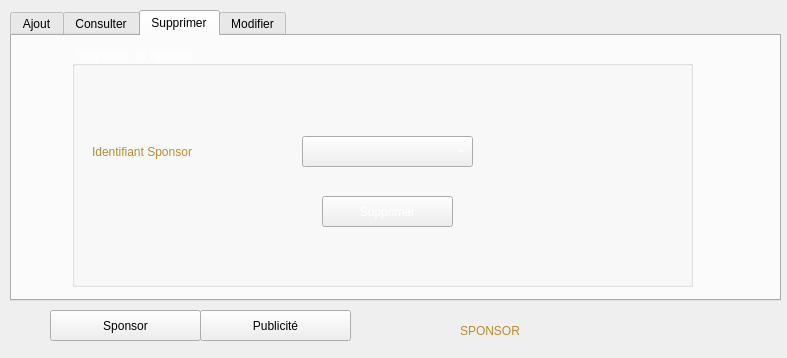
First picture: the form in marketing.ui, repository hanenjabnoun-Esprit-2019/Smart_News_Agency_2A25, before the edit.
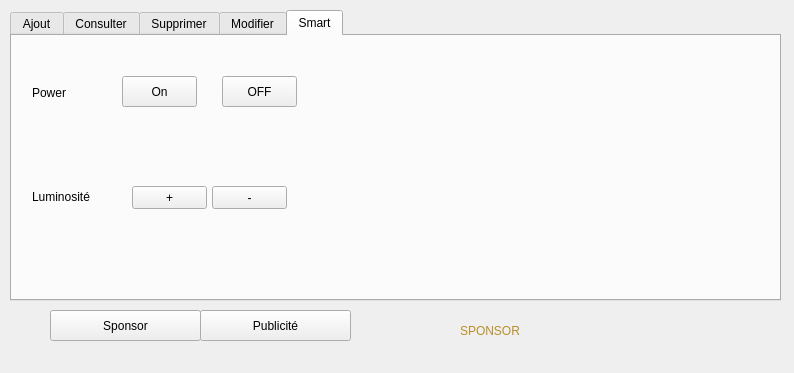
Second picture: the form after the edit. The open tabs and pages were chosen to show the change. Icons and pictures are not drawn.

Diff of the .ui file:
```diff
--- a/marketing.ui
+++ b/marketing.ui
@@ -6,8 +6,8 @@
    <rect>
     <x>0</x>
     <y>0</y>
-    <width>787</width>
-    <height>358</height>
+    <width>794</width>
+    <height>373</height>
    </rect>
   </property>
   <property name="windowTitle">
@@ -1313,6 +1313,102 @@
        </widget>
       </widget>
      </widget>
+     <widget class="QWidget" name="tab">
+      <attribute name="title">
+       <string>Smart</string>
+      </attribute>
+      <widget class="QPushButton" name="Diode_on">
+       <property name="geometry">
+        <rect>
+         <x>110</x>
+         <y>40</y>
+         <width>75</width>
+         <height>31</height>
+        </rect>
+       </property>
+       <property name="text">
+        <string>On</string>
+       </property>
+      </widget>
+      <widget class="QPushButton" name="Diode_off">
+       <property name="geometry">
+        <rect>
+         <x>210</x>
+         <y>40</y>
+         <width>75</width>
+         <height>31</height>
+        </rect>
+       </property>
+       <property name="text">
+        <string>OFF</string>
+       </property>
+      </widget>
+      <widget class="QPushButton" name="diode_plus">
+       <property name="geometry">
+        <rect>
+         <x>120</x>
+         <y>150</y>
+         <width>75</width>
+         <height>23</height>
+        </rect>
+       </property>
+       <property name="text">
+        <string>+</string>
+       </property>
+      </widget>
+      <widget class="QPushButton" name="diode_moin">
+       <property name="geometry">
+        <rect>
+         <x>200</x>
+         <y>150</y>
+         <width>75</width>
+         <height>23</height>
+        </rect>
+       </property>
+       <property name="text">
+        <string>-</string>
+       </property>
+      </widget>
+      <widget class="QLabel" name="label_38">
+       <property name="geometry">
+        <rect>
+         <x>440</x>
+         <y>60</y>
+         <width>151</width>
+         <height>101</height>
+        </rect>
+       </property>
+       <property name="text">
+        <string/>
+       </property>
+      </widget>
+      <widget class="QLabel" name="label_39">
+       <property name="geometry">
+        <rect>
+         <x>20</x>
+         <y>50</y>
+         <width>47</width>
+         <height>13</height>
+        </rect>
+       </property>
+       <property name="text">
+        <string>Power</string>
+       </property>
+      </widget>
+      <widget class="QLabel" name="label_40">
+       <property name="geometry">
+        <rect>
+         <x>20</x>
+         <y>150</y>
+         <width>71</width>
+         <height>21</height>
+        </rect>
+       </property>
+       <property name="text">
+        <string>Luminosité</string>
+       </property>
+      </widget>
+     </widget>
     </widget>
     <widget class="QPushButton" name="pushButton_Pb">
      <property name="geometry">
```
Left out of the diff: 26 changed lines with no effect on the pictures.
